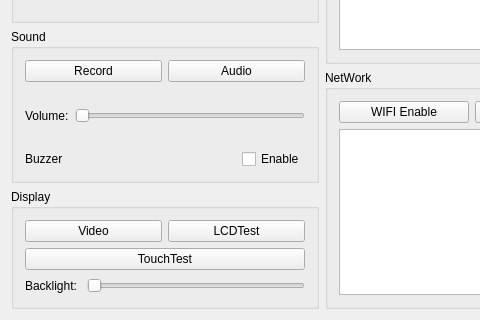
Before: the Qt Designer form mainwindow.ui in leavs/hardwaretest, drawn with Qt 5; both pictures show x 0 to 480 and y 233 to 553 of the 1176 by 553 pixel window.
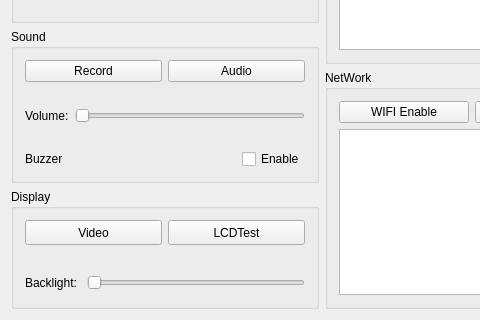
After: the same form once the commit is applied.

Commit message: Remove Touchtest now. Has BUG.

```diff
--- a/mainwindow.ui
+++ b/mainwindow.ui
@@ -313,21 +313,20 @@
           </layout>
          </item>
          <item>
-          <layout class="QHBoxLayout" name="horizontalLayout_4">
-           <item>
-            <widget class="QPushButton" name="pushButton_touchtest">
-             <property name="sizePolicy">
-              <sizepolicy hsizetype="Minimum" vsizetype="Preferred">
-               <horstretch>0</horstretch>
-               <verstretch>0</verstretch>
-              </sizepolicy>
-             </property>
-             <property name="text">
-              <string>TouchTest</string>
-             </property>
-            </widget>
-           </item>
-          </layout>
+          <spacer name="horizontalSpacer_2">
+           <property name="orientation">
+            <enum>Qt::Horizontal</enum>
+           </property>
+           <property name="sizeHint" stdset="0">
+            <size>
+             <width>40</width>
+             <height>20</height>
+            </size>
+           </property>
+          </spacer>
+         </item>
+         <item>
+          <layout class="QHBoxLayout" name="horizontalLayout_4"/>
          </item>
          <item>
           <layout class="QHBoxLayout" name="horizontalLayout_display_2">
```
Left out of the diff: 6 changed lines with no effect on the pictures. The commit also changes 1 other file.
